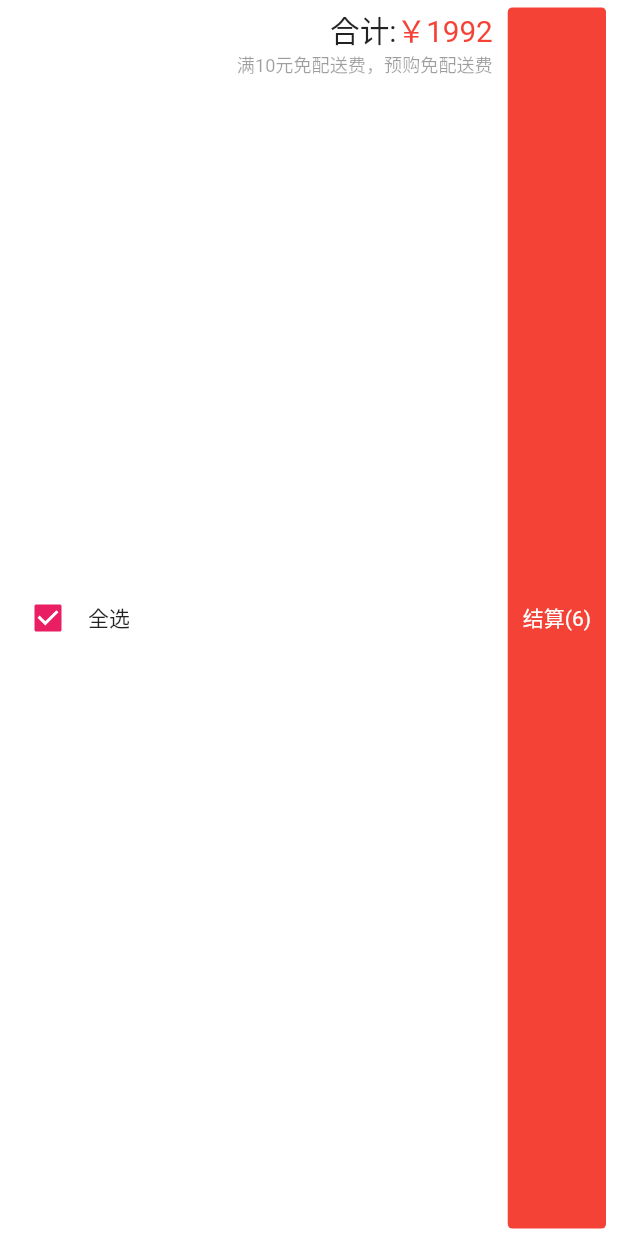
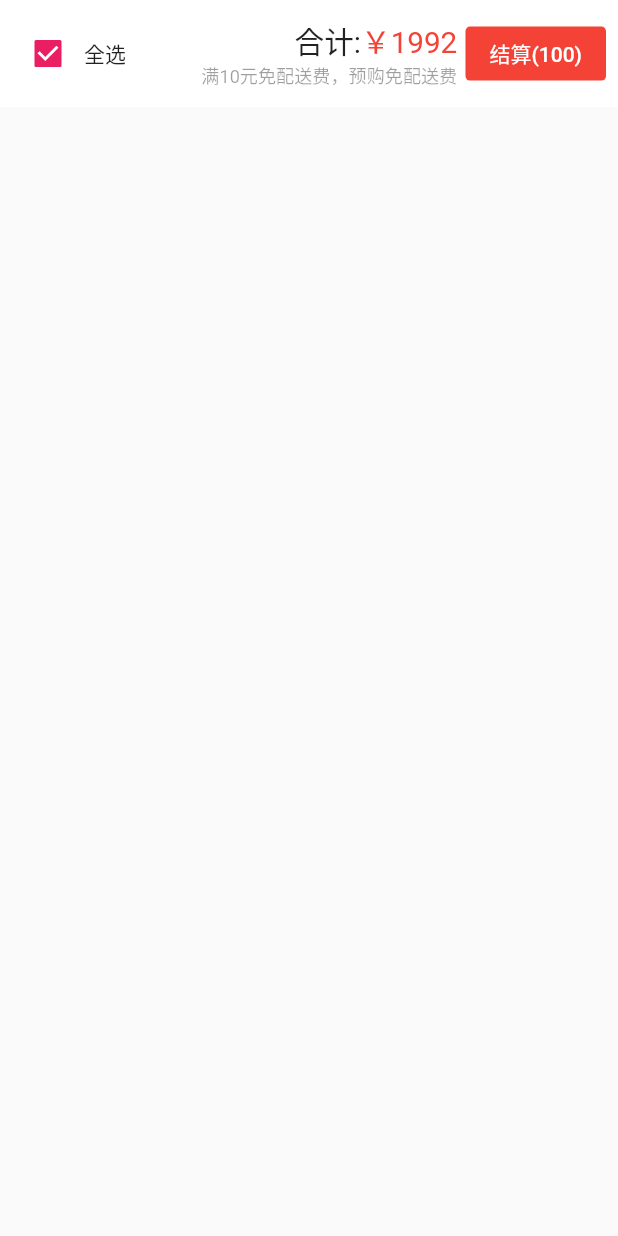
Before and after one commit to sword1202/flutter_shop_ui_demo, a Flutter app: the CartBottom widget shown alone on an empty page, opened directly, on a phone screen of 412 x 824 dp. Run offline on Flutter 3.47's test engine with Material 2 defaults, Android fonts, the phone set to English and light mode, and no system bars; our stand-ins replace dio, fluro, flutter_easyrefresh, flutter_html, flutter_screenutil, flutter_swiper and 2 more; missing offline and left inert: provide; accounts and stored records are empty; network calls fail; statements that could not run were skipped.

Commit message:
购物车布局优化

```diff
--- a/lib/pages/cart_page/cart_bottom.dart
+++ b/lib/pages/cart_page/cart_bottom.dart
@@ -5,6 +5,7 @@ class CartBottom extends StatelessWidget {
   @override
   Widget build(BuildContext context) {
     return Container(
+      height: ScreenUtil().setWidth(130),
       padding: EdgeInsets.symmetric(vertical: 5.0, horizontal: 8.0),
       color: Colors.white,
       child: Row(
@@ -30,9 +31,6 @@ class CartBottom extends StatelessWidget {
             activeColor: Theme.of(context).primaryColor,
             onChanged: (checked) {},
           ),
-          SizedBox(
-            width: ScreenUtil().setWidth(5),
-          ),
           Text('全选'),
         ],
       ),
@@ -43,7 +41,7 @@ class CartBottom extends StatelessWidget {
   Widget _totalPrice() {
     return Container(
       child: Column(
-        crossAxisAlignment: CrossAxisAlignment.end,
+        mainAxisAlignment: MainAxisAlignment.center,
         children: <Widget>[
           Row(
             mainAxisAlignment: MainAxisAlignment.end,
@@ -80,35 +78,53 @@ class CartBottom extends StatelessWidget {
 
   ///结算
   Widget _pay() {
-    return Container(
-      padding: EdgeInsets.only(left: 10),
-      child: InkWell(
-        onTap: () {},
-        child: Container(
-          padding: EdgeInsets.all(10),
-          alignment: Alignment.center,
-          decoration: BoxDecoration(
-            borderRadius: BorderRadius.circular(3.0),
-            color: Colors.red,
-          ),
-          child: Text(
-            '结算(6)',
-            style: TextStyle(color: Colors.white),
-          ),
-        ),
-      ),
-    );
-    // return Padding(
-    //   padding: EdgeInsets.symmetric(horizontal: 8.0),
-    //   child: FlatButton(
+    // return Container(
+    //   padding: EdgeInsets.only(left: 10),
+    //   child: InkWell(
+    //     onTap: () {},
+    //     child: Container(
+    //       padding: EdgeInsets.all(10),
+    //       alignment: Alignment.center,
+    //       decoration: BoxDecoration(
+    //         borderRadius: BorderRadius.circular(3.0),
+    //         color: Colors.red,
+    //       ),
+    //       child: Text(
+    //         '结算(6)',
+    //         style: TextStyle(color: Colors.white),
+    //       ),
+    //     ),
+    //   ),
+    // );
+
+    // return Container(
+    //   margin: EdgeInsets.only(left: ScreenUtil().setWidth(10),),
+    //   width: ScreenUtil().setWidth(160),
+    //   child: RaisedButton(
+    //     elevation: 0,
+    //     padding: EdgeInsets.all(1),
     //     onPressed: () {},
     //     shape: RoundedRectangleBorder(borderRadius: BorderRadius.circular(3.0)),
     //     color: Colors.red,
     //     child: Text(
-    //       '结算(6)',
+    //       '结算(100)',
     //       style: TextStyle(color: Colors.white),
     //     ),
     //   ),
     // );
+
+    return Padding(
+      padding: EdgeInsets.only(left: ScreenUtil().setWidth(10)),
+      child: RaisedButton(
+        elevation: 0,
+        onPressed: () {},
+        shape: RoundedRectangleBorder(borderRadius: BorderRadius.circular(3.0)),
+        color: Colors.red,
+        child: Text(
+          '结算(100)',
+          style: TextStyle(color: Colors.white),
+        ),
+      ),
+    );
   }
 }
```
Also changed, not shown: lib/pages/cart_page.dart (+11 -9 lines).
